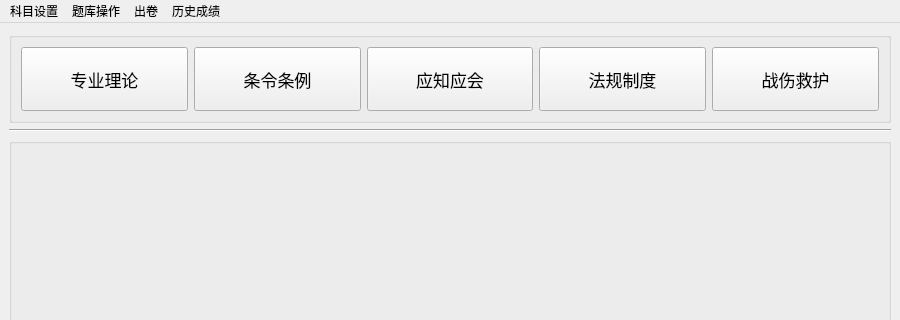
Old version of the form views/Main.ui in the repository janonoly/exampc; both pictures show x 0 to 900 and y 0 to 320 of the 900 by 600 pixel window.
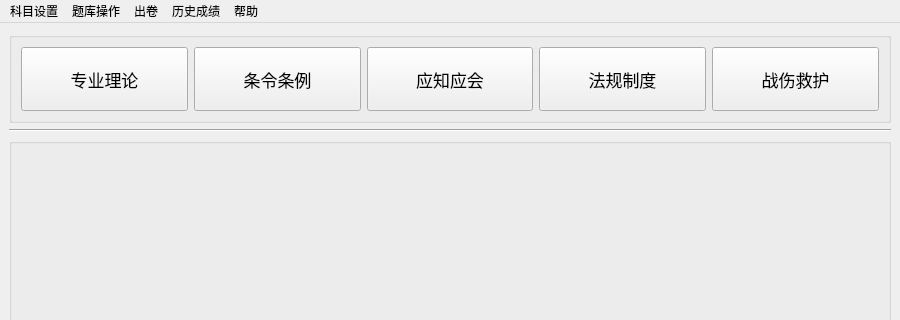
New version of the form.

Diff of the .ui file:
```diff
--- a/views/Main.ui
+++ b/views/Main.ui
@@ -215,10 +215,18 @@
     </property>
     <addaction name="action_L"/>
    </widget>
+   <widget class="QMenu" name="menu_5">
+    <property name="title">
+     <string>帮助</string>
+    </property>
+    <addaction name="actionhelp_H"/>
+    <addaction name="action_G"/>
+   </widget>
    <addaction name="menu_3"/>
    <addaction name="menu"/>
    <addaction name="menu_2"/>
    <addaction name="menu_4"/>
+   <addaction name="menu_5"/>
   </widget>
   <action name="menuimpexl">
    <property name="text">
```
Left out of the diff: 24 changed lines with no effect on the pictures.
